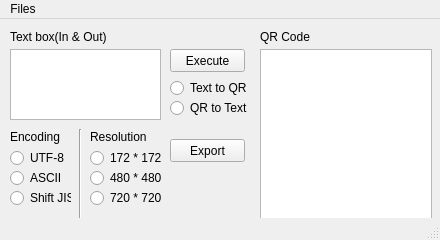
Before: the Qt Designer form main.ui in theskanthunt42/simpleQRtool, drawn with Qt 5.
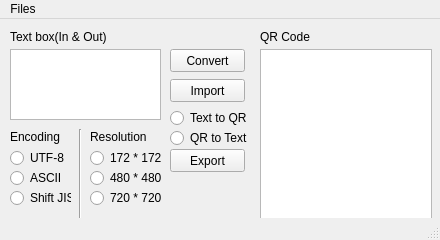
After: the same form once the commit is applied.

```diff
--- a/main.ui
+++ b/main.ui
@@ -56,14 +56,14 @@
      </rect>
     </property>
     <property name="text">
-     <string>Execute</string>
+     <string>Convert</string>
     </property>
    </widget>
    <widget class="QRadioButton" name="modeTextToQR">
     <property name="geometry">
      <rect>
       <x>170</x>
-      <y>60</y>
+      <y>90</y>
       <width>81</width>
       <height>18</height>
      </rect>
@@ -79,7 +79,7 @@
     <property name="geometry">
      <rect>
       <x>170</x>
-      <y>80</y>
+      <y>110</y>
       <width>81</width>
       <height>18</height>
      </rect>
@@ -235,7 +235,7 @@
     <property name="geometry">
      <rect>
       <x>170</x>
-      <y>120</y>
+      <y>130</y>
       <width>75</width>
       <height>23</height>
      </rect>
@@ -244,6 +244,19 @@
      <string>Export</string>
     </property>
    </widget>
+   <widget class="QPushButton" name="importExec">
+    <property name="geometry">
+     <rect>
+      <x>170</x>
+      <y>60</y>
+      <width>75</width>
+      <height>23</height>
+     </rect>
+    </property>
+    <property name="text">
+     <string>Import</string>
+    </property>
+   </widget>
   </widget>
   <widget class="QMenuBar" name="menubar">
    <property name="geometry">
```
